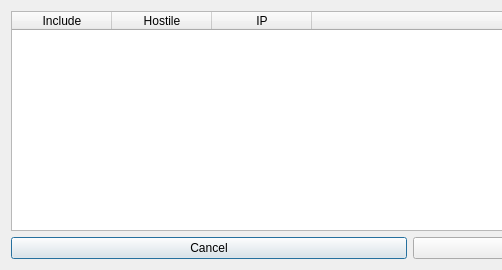
This is NovaGUI/UI/classifierPrompt.ui in altf4/Nova as Qt 5 draws it before an edit; both pictures show x 0 to 502 and y 0 to 270 of the 819 by 270 pixel window. The edited form follows.
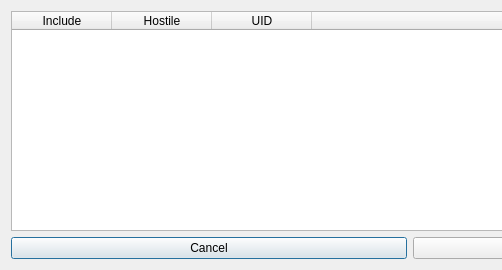
This is the edited form.

Commit message:
GUI/CE/LIB: Remove bugs in training data
Add new training.db formatted file

Diff of the .ui file:
```diff
--- a/NovaGUI/UI/classifierPrompt.ui
+++ b/NovaGUI/UI/classifierPrompt.ui
@@ -16,6 +16,9 @@
   <layout class="QVBoxLayout" name="verticalLayout">
    <item>
     <widget class="QTableWidget" name="tableWidget">
+     <property name="sortingEnabled">
+      <bool>true</bool>
+     </property>
      <property name="columnCount">
       <number>4</number>
      </property>
@@ -55,7 +58,7 @@
      </column>
      <column>
       <property name="text">
-       <string>IP</string>
+       <string>UID</string>
       </property>
       <property name="textAlignment">
        <set>AlignHCenter|AlignVCenter|AlignCenter</set>
```
The commit also changes 4 other files.
